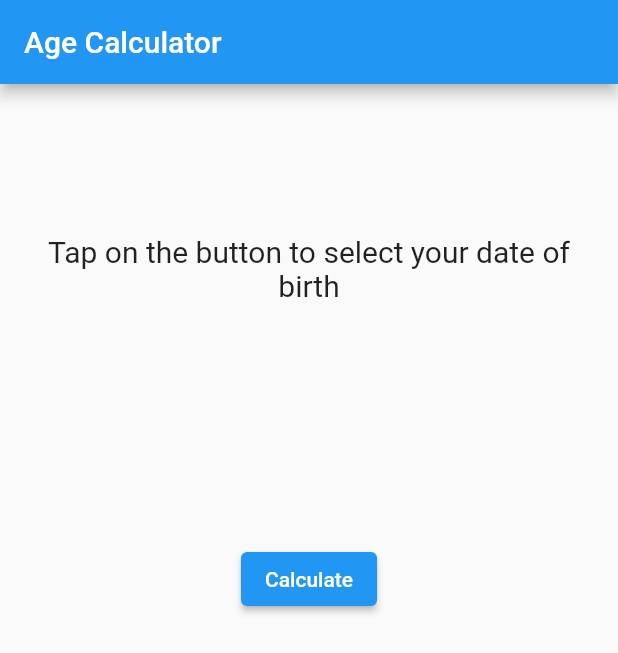
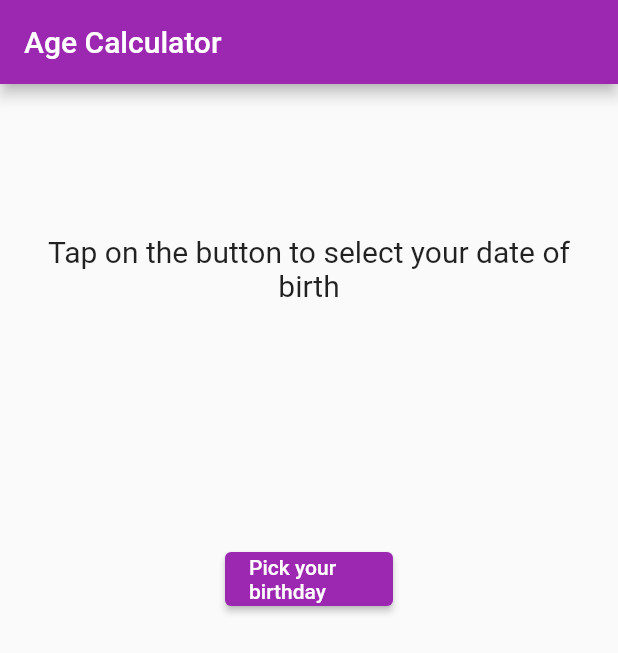
Before and after one commit to MelissaD998/PAM_2, a Flutter app: the screen it shows after launch, on a phone screen of 412 x 824 dp. Shown: the top 653 px of the screen. Run offline on Flutter 3.47's test engine with Material 2 defaults, Android fonts, the phone set to English and light mode, and no system bars.

Commit message:
final project

```diff
--- a/lib/main.dart
+++ b/lib/main.dart
@@ -5,7 +5,7 @@ void main() {
   runApp(const MyApp());
 }
 
-class MyApp extends StatelessWidget {
+class MyApp extends StatelessWidget {   //dont change
   const MyApp({super.key});
 
   // This widget is the root of your application.
@@ -14,14 +14,14 @@ class MyApp extends StatelessWidget {
     return MaterialApp(
       title: 'Flutter Demo',
       theme: ThemeData(
-        primarySwatch: Colors.blue,
+        primarySwatch: Colors.purple,
       ),
       home: const AgeCalculator(),
     );
   }
 }
 
-class AgeCalculator extends StatefulWidget {
+class AgeCalculator extends StatefulWidget {    //dinamic widgets
   const AgeCalculator({super.key});
 
   @override
@@ -34,7 +34,6 @@ class _AgeCalculatorState extends State<AgeCalculator> {
 
   @override
   Widget build(BuildContext context) {
-    //implemetarea logicii de calculare
     return Scaffold(
       appBar: AppBar(
         title: const Text('Age Calculator'),
@@ -44,12 +43,13 @@ class _AgeCalculatorState extends State<AgeCalculator> {
           Padding(
             padding: const EdgeInsets.fromLTRB(10, 100, 10, 10),
             child: Text(result,
-                textAlign: TextAlign.center, style: TextStyle(fontSize: 20)),
+                textAlign: TextAlign.center,
+                style: const TextStyle(fontSize: 20)),
           ),
           Padding(
             padding: const EdgeInsets.fromLTRB(150, 150, 150, 150),
             child: ElevatedButton(
-              child: const Text('Calculate'),
+              child: const Text('Pick your birthday'),
               onPressed: () {
                 calculateAge();
               },
@@ -74,7 +74,7 @@ class _AgeCalculatorState extends State<AgeCalculator> {
     int currentDay = int.parse(DateFormat("dd").format(DateTime.now()));
     int currentMonth = int.parse(DateFormat("MM").format(DateTime.now()));
     int currentYear = int.parse(DateFormat("yy").format(DateTime.now()));
-
+      //data validation
     if (day <= currentDay) {
       day = currentDay - day;
     } else {
@@ -86,10 +86,10 @@ class _AgeCalculatorState extends State<AgeCalculator> {
       month = 12 - month;
       year -= 1;
     }
-    year = currentYear - year;
+    year = currentYear > year ? currentYear - year : year - currentYear;
 
-    setState(() {
-      result = "You are $year years $month months $day days old";
+    setState(() { //setarea starii
+      result = "You are $year years $month months and $day days old";
     });
   }
 }
```
